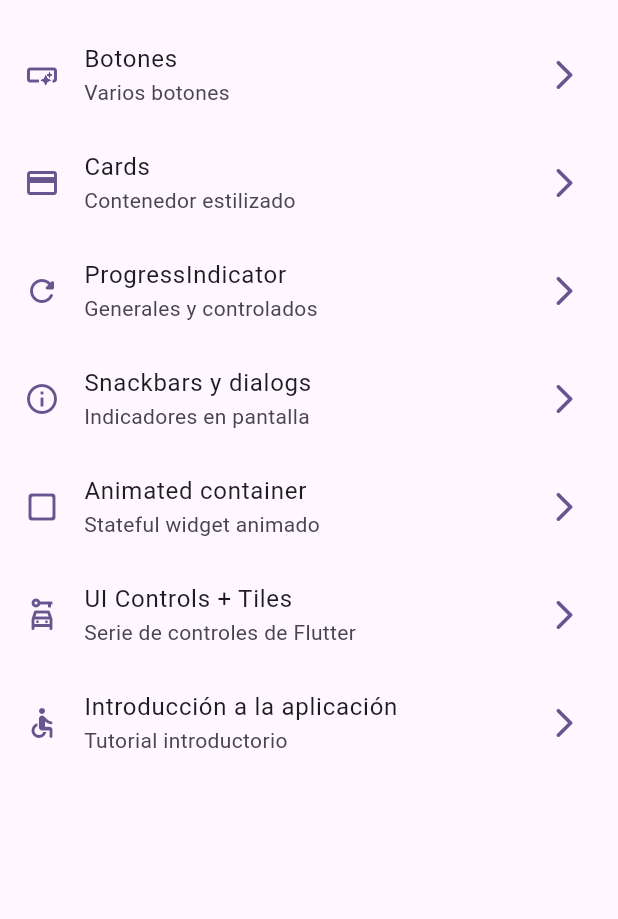
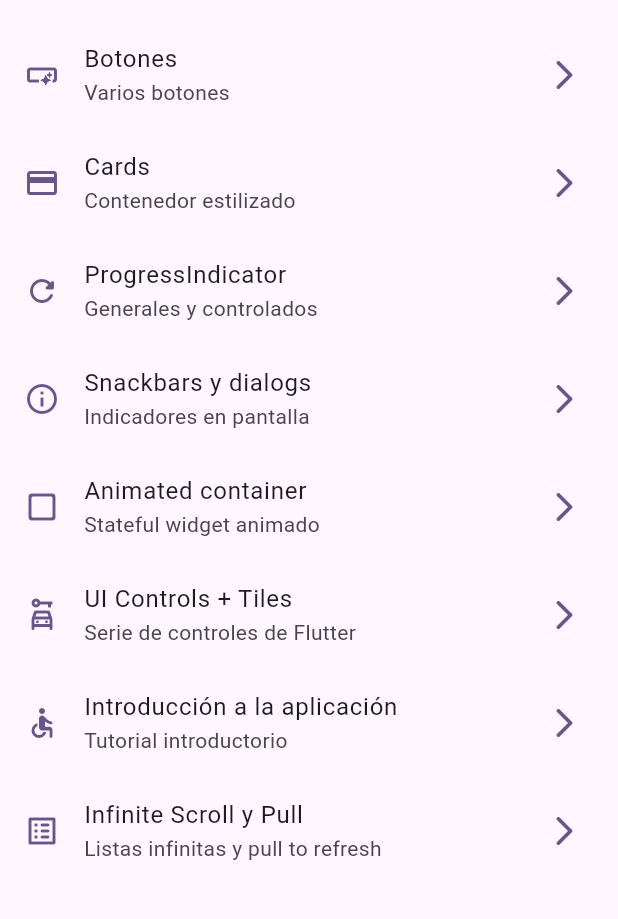
Before and after one commit to LBetti/widgetsMaterial3, a Flutter app: the screen it shows after launch, on a phone screen of 412 x 824 dp, the part 63-982 px from its top. Run offline on Flutter 3.47's test engine with Material 2 defaults, Android fonts, the phone set to English and light mode, and no system bars; our stand-ins replace animate_do, go_router.

Commit message:
infinite scroll screen

```diff
--- a/lib/config/menu/menu_items.dart
+++ b/lib/config/menu/menu_items.dart
@@ -49,4 +49,9 @@ const appMenuItems = <MenuItem>[
       subTtitle: 'Tutorial introductorio',
       link: '/tutorial',
       icon: Icons.accessible_rounded),
+  MenuItem(
+      title: 'Infinite Scroll y Pull',
+      subTtitle: 'Listas infinitas y pull to refresh',
+      link: '/infinite',
+      icon: Icons.list_alt_rounded),
 ];
--- a/lib/config/router/app_router.dart
+++ b/lib/config/router/app_router.dart
@@ -43,4 +43,9 @@ final appRouter = GoRouter(routes: [
     name: AppTutorialScreen.name,
     builder: (context, state) => const AppTutorialScreen(),
   ),
+  GoRoute(
+    path: '/infinite',
+    name: InfiniteScrollScreen.name,
+    builder: (context, state) => const InfiniteScrollScreen(),
+  ),
 ]);
```
Also changed, not shown: lib/presentation/screens/infinite_scroll/infinite_scroll_screen.dart (+76 -2 lines).
